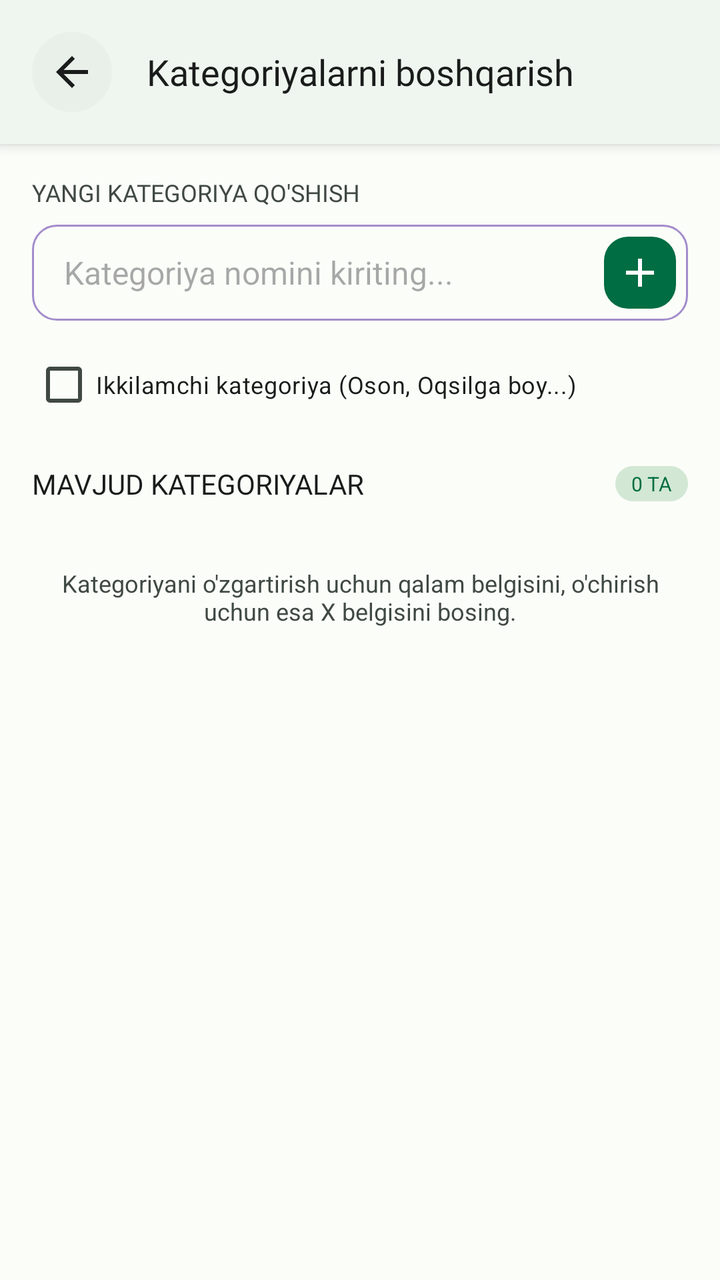
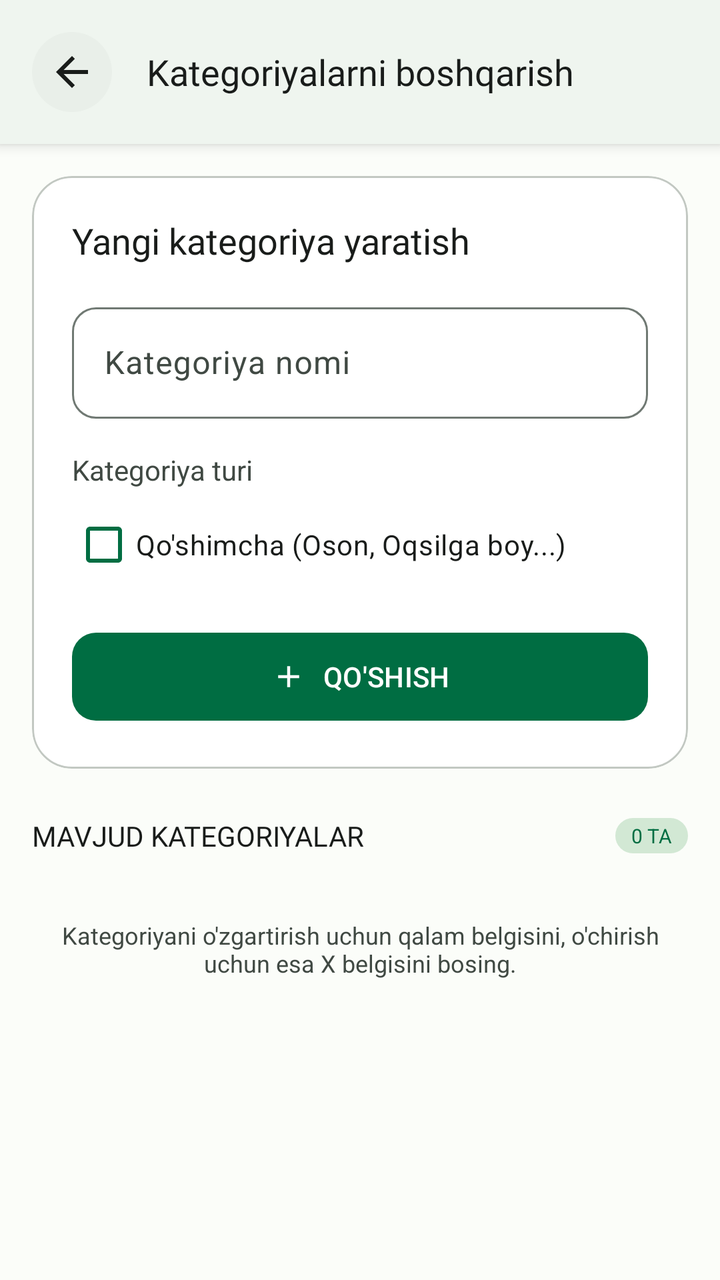

Two renders of the same Android screen: before a commit and after it. Below are the layout's source before the change and the commit's diff.
<!-- AndroidManifest.xml: application theme Theme.Ozamiz -->
<!-- res/layout/fragment_category_manager.xml -->
<?xml version="1.0" encoding="utf-8"?>
<androidx.constraintlayout.widget.ConstraintLayout xmlns:android="http://schemas.android.com/apk/res/android"
    xmlns:app="http://schemas.android.com/apk/res-auto"
    xmlns:tools="http://schemas.android.com/tools"
    android:layout_width="match_parent"
    android:layout_height="match_parent"
    android:background="?colorSurface">

    
    <LinearLayout
        android:id="@+id/headerLayout"
        android:layout_width="match_parent"
        android:layout_height="wrap_content"
        android:gravity="center_vertical"
        android:padding="16dp"
        android:elevation="4dp"
        android:background="?colorSurfaceContainer"
        app:layout_constraintTop_toTopOf="parent">

        <ImageButton
            android:id="@+id/btnBack"
            android:layout_width="40dp"
            android:layout_height="40dp"
            android:background="@drawable/oval_back"
            android:backgroundTint="?colorSurfaceContainerHigh"
            android:src="@drawable/arrow_back"
            android:contentDescription="Back"
            android:padding="8dp"
            app:tint="?colorOnSurface"/>

        <TextView
            android:layout_width="0dp"
            android:layout_height="wrap_content"
            android:layout_weight="1"
            android:gravity="center"
            android:text="Kategoriyalarni boshqarish"
            android:textSize="18sp"
            android:fontFamily="@font/roboto_bold"
            android:textColor="?colorOnSurface"
            android:layout_marginEnd="40dp"/>
    </LinearLayout>

    <androidx.core.widget.NestedScrollView
        android:layout_width="match_parent"
        android:layout_height="0dp"
        app:layout_constraintTop_toBottomOf="@id/headerLayout"
        app:layout_constraintBottom_toBottomOf="parent">

        <LinearLayout
            android:layout_width="match_parent"
            android:layout_height="wrap_content"
            android:orientation="vertical"
            android:paddingBottom="80dp">

            
            <LinearLayout
                android:layout_width="match_parent"
                android:layout_height="wrap_content"
                android:orientation="vertical"
                android:padding="16dp"
                android:background="?colorSurface">

                <TextView
                    android:layout_width="wrap_content"
                    android:layout_height="wrap_content"
                    android:text="YANGI KATEGORIYA QO'SHISH"
                    android:textSize="12sp"
                    android:textColor="?colorOnSurfaceVariant"
                    android:fontFamily="@font/roboto_medium"
                    android:layout_marginBottom="8dp"/>

                <FrameLayout
                    android:layout_width="match_parent"
                    android:layout_height="wrap_content">

                    <EditText
                        android:id="@+id/editNewCategory"
                        android:layout_width="match_parent"
                        android:layout_height="48dp"
                        android:background="@drawable/round_lay_stroke"
                        android:hint="Kategoriya nomini kiriting..."
                        android:paddingStart="16dp"
                        android:paddingEnd="50dp"
                        android:textSize="16sp"
                        android:inputType="textCapSentences"/>

                    <ImageButton
                        android:id="@+id/btnAdd"
                        android:layout_width="36dp"
                        android:layout_height="36dp"
                        android:layout_gravity="end|center_vertical"
                        android:layout_marginEnd="6dp"
                        android:background="@drawable/round_lay"
                        android:backgroundTint="?attr/colorPrimary"
                        android:src="@drawable/add_ic"
                        app:tint="?colorOnPrimary"
                        android:padding="8dp"/>
                </FrameLayout>
                <LinearLayout
                    android:layout_width="match_parent"
                    android:layout_height="wrap_content"
                    android:orientation="horizontal"
                    android:gravity="center_vertical"
                    android:layout_marginTop="8dp">

                    <CheckBox
                        android:id="@+id/checkIsSecondary"
                        android:layout_width="wrap_content"
                        android:layout_height="wrap_content"
                        android:text="Ikkilamchi kategoriya (Oson, Oqsilga boy...)"
                        android:textSize="12sp"
                        android:textColor="?colorOnSurface"/>
                </LinearLayout>
            </LinearLayout>

            
            <LinearLayout
                android:layout_width="match_parent"
                android:layout_height="wrap_content"
                android:paddingHorizontal="16dp"
                android:paddingBottom="8dp"
                android:gravity="center_vertical">

                <TextView
                    android:layout_width="0dp"
                    android:layout_height="wrap_content"
                    android:layout_weight="1"
                    android:text="MAVJUD KATEGORIYALAR"
                    android:textSize="14sp"
                    android:fontFamily="@font/roboto_bold"
                    android:textColor="?colorOnSurface"/>

                <TextView
                    android:id="@+id/textCount"
                    android:layout_width="wrap_content"
                    android:layout_height="wrap_content"
                    android:text="0 TA"
                    android:textSize="10sp"
                    android:textColor="?attr/colorPrimary"
                    android:background="@drawable/round_lay"
                    android:backgroundTint="?attr/colorSecondaryContainer"
                    android:paddingHorizontal="8dp"
                    android:paddingVertical="2dp"/>
            </LinearLayout>

            <androidx.recyclerview.widget.RecyclerView
                android:id="@+id/recyclerCategories"
                android:layout_width="match_parent"
                android:layout_height="wrap_content"
                android:nestedScrollingEnabled="false"/>

            <TextView
                android:layout_width="match_parent"
                android:layout_height="wrap_content"
                android:text="Kategoriyani o'zgartirish uchun qalam belgisini, o'chirish uchun esa X belgisini bosing."
                android:gravity="center"
                android:padding="24dp"
                android:textSize="12sp"
                android:textColor="?colorOnSurfaceVariant"/>

        </LinearLayout>
    </androidx.core.widget.NestedScrollView>

</androidx.constraintlayout.widget.ConstraintLayout>
<!-- resources referenced by this layout -->
<resources>
  <!-- drawable round_lay_stroke (drawable) -->
  <?xml version="1.0" encoding="utf-8"?>
  <shape xmlns:android="http://schemas.android.com/apk/res/android">
      <corners android:radius="12dp"/>
      <stroke android:width="1dp" android:color="#CD8E72C1"/>
  </shape>
  <color name="white">#FFFFFFFF</color>
  <dimen name="dimen_12">12dp</dimen>
  <style name="Base.Ozamiz" parent="Theme.Material3.Light.NoActionBar">
          
          <item name="backgroundColor">@color/md_theme_light_surfaceContainer</item>
          <item name="android:windowBackground">@color/md_theme_light_surfaceContainer</item>
          <item name="android:statusBarColor">@color/md_theme_light_surfaceContainer</item>
          <item name="android:windowLightStatusBar">true</item>
  
          
          <item name="colorPrimary">@color/md_theme_light_primary</item>
          <item name="colorOnPrimary">@color/md_theme_light_onPrimary</item>
          <item name="colorPrimaryContainer">@color/md_theme_light_primaryContainer</item>
          <item name="colorOnPrimaryContainer">@color/md_theme_light_onPrimaryContainer</item>
  
          
          <item name="colorSecondary">@color/md_theme_light_secondary</item>
          <item name="colorOnSecondary">@color/md_theme_light_onSecondary</item>
          <item name="colorSecondaryContainer">@color/md_theme_light_secondaryContainer</item>
          <item name="colorOnSecondaryContainer">@color/md_theme_light_onSecondaryContainer</item>
  
          
          <item name="colorTertiary">@color/md_theme_light_tertiary</item>
          <item name="colorOnTertiary">@color/md_theme_light_onTertiary</item>
          <item name="colorTertiaryContainer">@color/md_theme_light_tertiaryContainer</item>
          <item name="colorOnTertiaryContainer">@color/md_theme_light_onTertiaryContainer</item>
  
          
          <item name="colorError">@color/md_theme_light_error</item>
          <item name="colorOnError">@color/md_theme_light_onError</item>
          <item name="colorErrorContainer">@color/md_theme_light_errorContainer</item>
          <item name="colorOnErrorContainer">@color/md_theme_light_onErrorContainer</item>
  
          
          <item name="colorSurface">@color/md_theme_light_surface</item>
          <item name="colorOnSurface">@color/md_theme_light_onSurface</item>
          <item name="colorSurfaceVariant">@color/md_theme_light_surfaceVariant</item>
          <item name="colorOnSurfaceVariant">@color/md_theme_light_onSurfaceVariant</item>
          <item name="colorOutline">@color/md_theme_light_outline</item>
          <item name="colorOutlineVariant">#C2C8C2</item>
  
          
          <item name="colorSurfaceContainerLowest">@color/md_theme_light_surfaceContainerLowest</item>
          <item name="colorSurfaceContainerLow">@color/md_theme_light_surfaceContainerLow</item>
          <item name="colorSurfaceContainer">@color/md_theme_light_surfaceContainer</item>
          <item name="colorSurfaceContainerHigh">@color/md_theme_light_surfaceContainerHigh</item>
          <item name="colorSurfaceContainerHighest">@color/md_theme_light_surfaceContainerHighest</item>
  
          
          <item name="colorSurfaceInverse">#2E312F</item>
          <item name="colorOnSurfaceInverse">#F0F5F1</item>
  
          
          <item name="contentScrim">#000000</item>
          <item name="android:shadowColor">#000000</item>
      </style>
  <color name="md_theme_light_primary">#006D42</color>
  <color name="md_theme_light_onPrimary">#FFFFFF</color>
  <color name="md_theme_light_secondary">#4F6353</color>
  <color name="md_theme_light_onSecondary">#FFFFFF</color>
  <color name="md_theme_light_tertiary">#3A646F</color>
  <color name="md_theme_light_onTertiary">#FFFFFF</color>
  <color name="md_theme_light_error">#BA1A1A</color>
  <color name="md_theme_light_onError">#FFFFFF</color>
  <color name="md_theme_light_surface">#FBFDF9</color>
  <color name="md_theme_light_onSurface">#191C1A</color>
  <color name="md_theme_light_surfaceVariant">#DBE5DD</color>
  <color name="md_theme_light_outline">#707973</color>
  <!-- unchanged entries left out for length: 19 -->
</resources>

<!-- the commit's change to res/layout/fragment_category_manager.xml (unified diff, before → after) -->
@@ -53,65 +53,84 @@
             android:paddingBottom="80dp">
 
             
-            <LinearLayout
+            <com.google.android.material.card.MaterialCardView
                 android:layout_width="match_parent"
                 android:layout_height="wrap_content"
-                android:orientation="vertical"
-                android:padding="16dp"
-                android:background="?colorSurface">
+                android:layout_marginHorizontal="16dp"
+                android:layout_marginTop="16dp"
+                android:layout_marginBottom="24dp"
+                app:cardBackgroundColor="?attr/colorSurfaceContainerLowest"
+                app:cardCornerRadius="20dp"
+                app:cardElevation="0dp"
+                app:strokeColor="?attr/colorOutlineVariant"
+                app:strokeWidth="1dp">
 
-                <TextView
-                    android:layout_width="wrap_content"
-                    android:layout_height="wrap_content"
-                    android:text="YANGI KATEGORIYA QO'SHISH"
-                    android:textSize="12sp"
-                    android:textColor="?colorOnSurfaceVariant"
-                    android:fontFamily="@font/roboto_medium"
-                    android:layout_marginBottom="8dp"/>
-
-                <FrameLayout
-                    android:layout_width="match_parent"
-                    android:layout_height="wrap_content">
-
-                    <EditText
-                        android:id="@+id/editNewCategory"
-                        android:layout_width="match_parent"
-                        android:layout_height="48dp"
-                        android:background="@drawable/round_lay_stroke"
-                        android:hint="Kategoriya nomini kiriting..."
-                        android:paddingStart="16dp"
-                        android:paddingEnd="50dp"
-                        android:textSize="16sp"
-                        android:inputType="textCapSentences"/>
-
-                    <ImageButton
-                        android:id="@+id/btnAdd"
-                        android:layout_width="36dp"
-                        android:layout_height="36dp"
-                        android:layout_gravity="end|center_vertical"
-                        android:layout_marginEnd="6dp"
-                        android:background="@drawable/round_lay"
-                        android:backgroundTint="?attr/colorPrimary"
-                        android:src="@drawable/add_ic"
-                        app:tint="?colorOnPrimary"
-                        android:padding="8dp"/>
-                </FrameLayout>
                 <LinearLayout
                     android:layout_width="match_parent"
                     android:layout_height="wrap_content"
-                    android:orientation="horizontal"
-                    android:gravity="center_vertical"
-                    android:layout_marginTop="8dp">
+                    android:orientation="vertical"
+                    android:padding="20dp">
 
-                    <CheckBox
-                        android:id="@+id/checkIsSecondary"
+                    <TextView
                         android:layout_width="wrap_content"
                         android:layout_height="wrap_content"
-                        android:text="Ikkilamchi kategoriya (Oson, Oqsilga boy...)"
-                        android:textSize="12sp"
-                        android:textColor="?colorOnSurface"/>
+                        android:text="Yangi kategoriya yaratish"
+                        android:textSize="18sp"
+                        android:textColor="?attr/colorOnSurface"
+                        android:fontFamily="@font/roboto_bold"
+                        android:layout_marginBottom="16dp"/>
+
+                    <com.google.android.material.textfield.TextInputLayout
+                        android:layout_width="match_parent"
+                        android:layout_height="wrap_content"
+                        android:hint="Kategoriya nomi"
+                        app:boxCornerRadiusBottomEnd="12dp"
+                        app:boxCornerRadiusBottomStart="12dp"
+                        app:boxCornerRadiusTopEnd="12dp"
+                        app:boxCornerRadiusTopStart="12dp"
+                        app:boxBackgroundColor="?attr/colorSurfaceContainerLowest"
+                        android:layout_marginBottom="12dp">
+
+                        <com.google.android.material.textfield.TextInputEditText
+                            android:id="@+id/editNewCategory"
+                            android:layout_width="match_parent"
+                            android:layout_height="wrap_content"
+                            android:inputType="textCapSentences"
+                            android:textSize="16sp"/>
+                    </com.google.android.material.textfield.TextInputLayout>
+
+                    
+                    <TextView
+                        android:layout_width="wrap_content"
+                        android:layout_height="wrap_content"
+                        android:text="Kategoriya turi"
+                        android:textSize="14sp"
+                        android:textColor="?attr/colorOnSurfaceVariant"
+                        android:layout_marginBottom="4dp"
+                        android:layout_marginTop="4dp"/>
+
+                    <com.google.android.material.checkbox.MaterialCheckBox
+                        android:id="@+id/checkIsSecondary"
+                        android:layout_width="match_parent"
+                        android:layout_height="wrap_content"
+                        android:text="Qo'shimcha (Oson, Oqsilga boy...)"
+                        android:textColor="?attr/colorOnSurface"
+                        android:textSize="14sp"
+                        android:buttonTint="?attr/colorPrimary"/>
+
+                    <com.google.android.material.button.MaterialButton
+                        android:id="@+id/btnAdd"
+                        android:layout_width="match_parent"
+                        android:layout_height="52dp"
+                        android:layout_marginTop="16dp"
+                        android:text="QO'SHISH"
+                        android:textColor="?attr/colorOnPrimary"
+                        app:cornerRadius="12dp"
+                        app:icon="@drawable/add_ic"
+                        app:iconTint="?attr/colorOnPrimary"
+                        app:iconGravity="textStart"/>
                 </LinearLayout>
-            </LinearLayout>
+            </com.google.android.material.card.MaterialCardView>
 
             
             <LinearLayout
<!-- resource entries referenced after the edit -->
@@ -1,11 +1,5 @@
 <!-- resources referenced by this layout -->
 <resources>
-  <!-- drawable round_lay_stroke (drawable) -->
-  <?xml version="1.0" encoding="utf-8"?>
-  <shape xmlns:android="http://schemas.android.com/apk/res/android">
-      <corners android:radius="12dp"/>
-      <stroke android:width="1dp" android:color="#CD8E72C1"/>
-  </shape>
   <color name="white">#FFFFFFFF</color>
   <dimen name="dimen_12">12dp</dimen>
   <style name="Base.Ozamiz" parent="Theme.Material3.Light.NoActionBar">
@@ -60,7 +54,11 @@
   
           
           <item name="contentScrim">#000000</item>
-          <item name="android:shadowColor">#000000</item>
+          <item name="android:shadowColor">#006D42</item>
+  
+          
+          <item name="customGreen">#006D42</item>
+          <item name="customYellow">#FFB116</item>
       </style>
   <color name="md_theme_light_primary">#006D42</color>
   <color name="md_theme_light_onPrimary">#FFFFFF</color>
